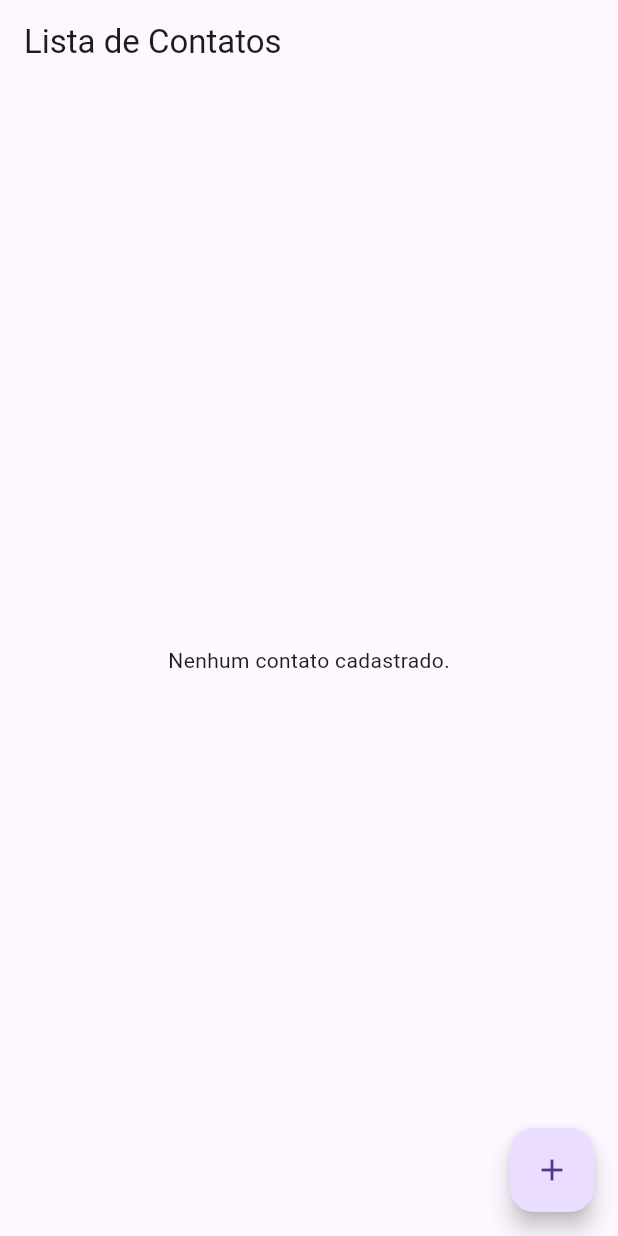
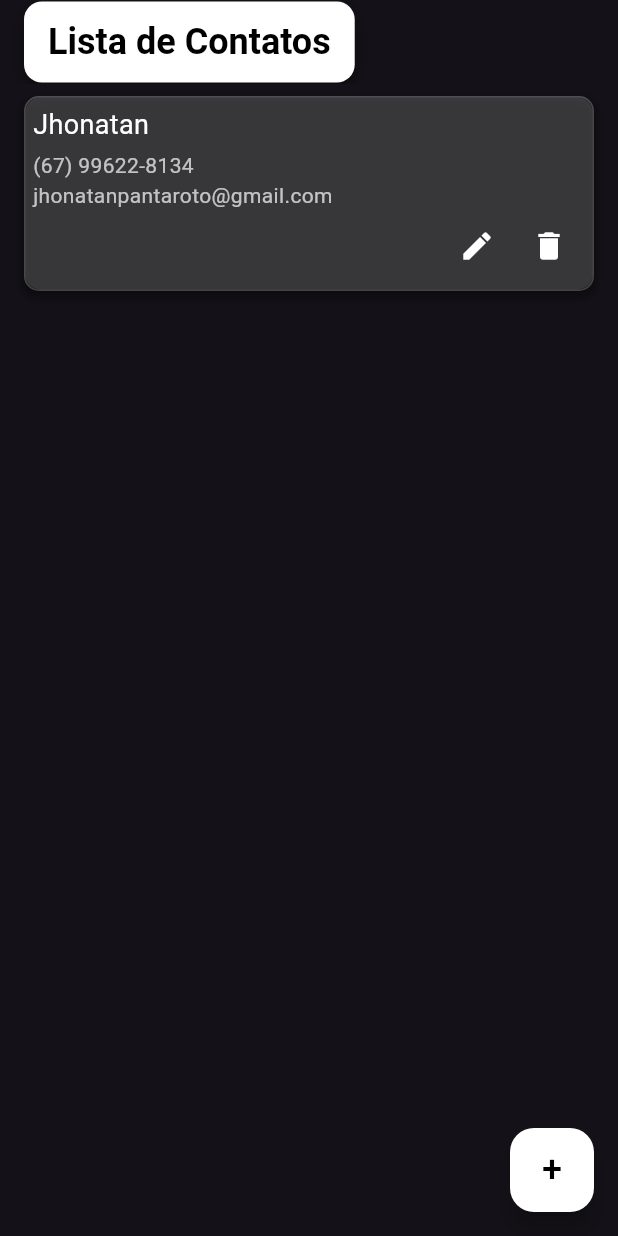
Before and after one commit to J-Pantaroto/TrabalhoFlutter, a Flutter app: the screen it shows after launch, on a phone screen of 412 x 824 dp. Run offline on Flutter 3.47's test engine with Material 3 defaults, Android fonts, the phone set to English and light mode, and no system bars; our stand-ins replace flutter_masked_text2.

```diff
--- a/lib/controller/contato_controller.dart
+++ b/lib/controller/contato_controller.dart
@@ -4,7 +4,9 @@ import '../model/lista_contatos.dart';
 class ContatoController {
   final ListaContatos _listaContatos;
 
-  ContatoController(this._listaContatos);
+  ContatoController(this._listaContatos) {
+    _inicializarContatos();
+  }
 
   void adicionarContato(Contato contato) {
     _listaContatos.adicionarContato(contato);
@@ -21,4 +23,13 @@ class ContatoController {
   List<Contato> getContatos() {
     return _listaContatos.getContatos();
   }
+
+  void _inicializarContatos() {
+    // Adiciona um contato padrão
+    _listaContatos.adicionarContato(Contato(
+      nome: "Jhonatan",
+      telefone: "(67) 99622-8134",
+      email: "jhonatanpantaroto@gmail.com",
+    ));
+  }
 }
--- a/lib/main.dart
+++ b/lib/main.dart
@@ -16,10 +16,8 @@ class MyApp extends StatelessWidget {
     return MaterialApp(
       debugShowCheckedModeBanner: false,
       title: 'Agenda de Contatos',
-      theme: ThemeData(
-        primarySwatch: Colors.blue,
-        visualDensity: VisualDensity.adaptivePlatformDensity,
-      ),
+      theme: ThemeData.dark(),
+      themeMode: ThemeMode.dark,
       home: Listar(controller: contatoController),
     );
   }
--- a/lib/view/listar.dart
+++ b/lib/view/listar.dart
@@ -12,14 +12,48 @@ class Listar extends StatefulWidget {
 }
 
 class _ListarState extends State<Listar> {
+  bool _isHovered = false;
+  bool _isFabHovered = false;
+
   @override
   Widget build(BuildContext context) {
     return Scaffold(
       appBar: AppBar(
-        title: Text('Lista de Contatos'),
+        title: Container(
+          decoration: BoxDecoration(
+            color: Colors.white,
+            borderRadius: BorderRadius.circular(12),
+            boxShadow: [
+              BoxShadow(
+                color: Colors.black.withOpacity(0.4),
+                blurRadius: 8,
+                offset: Offset(0, 4),
+              ),
+            ],
+          ),
+          padding: EdgeInsets.symmetric(horizontal: 16, vertical: 12),
+          child: Text(
+            'Lista de Contatos',
+            style: TextStyle(
+              color: Colors.black, // Texto preto
+              fontSize: 24,
+              fontWeight: FontWeight.bold,
+            ),
+          ),
+        ),
       ),
       body: Listagem(controller: widget.controller),
-      floatingActionButton: FloatingActionButton(
+      floatingActionButton: MouseRegion(
+        onEnter: (_) => setState(() {
+          _isFabHovered = true;
+        }),
+        onExit: (_) => setState(() {
+          _isFabHovered = false;
+        }),
+        child: AnimatedScale(
+          scale: _isFabHovered ? 1.2 : 1.0,
+          duration: Duration(milliseconds: 200),
+          child: FloatingActionButton(
             onPressed: () async {
               final result = await Navigator.push(
                 context,
@@ -34,25 +68,29 @@ class _ListarState extends State<Listar> {
                 setState(() {});
               }
             },
-        child: Icon(Icons.add),
+            backgroundColor: Colors.white,
+            child: Text(
+              '+',
+              style: TextStyle(
+                color: Colors.black,
+                fontSize: 24,
+              ),
+            ),
+          ),
+        ),
       ),
     );
   }
 }
 
-class Listagem extends StatefulWidget {
+class Listagem extends StatelessWidget {
   final ContatoController controller;
 
   Listagem({Key? key, required this.controller}) : super(key: key);
 
   @override
-  _ListagemState createState() => _ListagemState();
-}
-
-class _ListagemState extends State<Listagem> {
-  @override
   Widget build(BuildContext context) {
-    final contatos = widget.controller.getContatos();
+    final contatos = controller.getContatos();
 
     if (contatos.isEmpty) {
       return Center(child: Text('Nenhum contato cadastrado.'));
@@ -63,63 +101,117 @@ class _ListagemState extends State<Listagem> {
       itemBuilder: (context, index) {
         var contato = contatos[index];
 
-        return ListTile(
-          title: Text(contato.nome),
-          subtitle:
-              Text('Telefone: ${contato.telefone} - Email:${contato.email}'),
-          trailing: Row(
-            mainAxisSize: MainAxisSize.min,
+        return HoverContainer(
+          child: Container(
+            padding: EdgeInsets.all(5),
+            decoration: BoxDecoration(
+              color: Colors.white.withOpacity(0.1),
+              borderRadius: BorderRadius.circular(10),
+              boxShadow: [
+                BoxShadow(
+                  color: Colors.black.withOpacity(0.2),
+                  spreadRadius: 2,
+                  blurRadius: 4,
+                  offset: Offset(0, 3),
+                ),
+              ],
+              border: Border.all(
+                color: Colors.transparent,
+                width: 0,
+              ),
+            ),
+            child: Column(
+              crossAxisAlignment: CrossAxisAlignment.start,
+              children: [
+                Text(
+                  contato.nome,
+                  style: TextStyle(color: Colors.white, fontSize: 18),
+                ),
+                SizedBox(height: 4),
+                Text(
+                  contato.telefone,
+                  style: TextStyle(color: Colors.white70),
+                ),
+                Text(
+                  contato.email,
+                  style: TextStyle(color: Colors.white70),
+                ),
+                Row(
+                  mainAxisAlignment: MainAxisAlignment.end,
                   children: [
                     IconButton(
-                icon: Icon(Icons.edit, color: Colors.blue),
-                onPressed: () async {
-                  final result = await Navigator.push(
-                    context,
-                    MaterialPageRoute(
-                      builder: (context) => Cadastro(
-                        controller: widget.controller,
-                        index: index,
-                      ),
-                    ),
-                  );
-                  if (result == true) {
-                    setState(() {}); // Atualiza a lista após edição
-                  }
-                },
+                      icon: Icon(Icons.edit, color: Colors.white),
+                      onPressed: () {},
                     ),
                     IconButton(
-                icon: Icon(Icons.delete, color: Colors.red),
-                onPressed: () {
-                  showDialog(
-                    context: context,
-                    builder: (context) => AlertDialog(
-                      title: Text('Remover Contato'),
-                      content:
-                          Text('Tem certeza que deseja remover este contato?'),
-                      actions: [
-                        TextButton(
-                          onPressed: () => Navigator.pop(context),
-                          child: Text('Cancelar'),
-                        ),
-                        TextButton(
-                          onPressed: () {
-                            setState(() {
-                              widget.controller.removerContato(index);
-                            });
-                            Navigator.pop(context); // Fecha o diálogo
-                          },
-                          child: Text('Remover',
-                              style: TextStyle(color: Colors.red)),
+                      icon: Icon(Icons.delete, color: Colors.white),
+                      onPressed: () {},
                     ),
                   ],
                 ),
-                  );
-                },
+              ],
             ),
-            ],
           ),
         );
       },
     );
   }
 }
+
+class HoverContainer extends StatefulWidget {
+  final Widget child;
+
+  HoverContainer({required this.child});
+
+  @override
+  _HoverContainerState createState() => _HoverContainerState();
+}
+
+class _HoverContainerState extends State<HoverContainer> {
+  bool _isHovered = false;
+
+  @override
+  Widget build(BuildContext context) {
+    return MouseRegion(
+      onEnter: (_) => setState(() {
+        _isHovered = true;
+      }),
+      onExit: (_) => setState(() {
+        _isHovered = false;
+      }),
+      child: AnimatedContainer(
+        duration: Duration(milliseconds: 200),
+        transform:
+            _isHovered ? Matrix4.identity().scaled(1.01) : Matrix4.identity(),
+        margin: EdgeInsets.symmetric(vertical: 8, horizontal: 16),
+        decoration: BoxDecoration(
+          color: Colors.white.withOpacity(0.1),
+          borderRadius: BorderRadius.circular(10),
+          boxShadow: _isHovered
+              ? [
+                  BoxShadow(
+                    color: const Color.fromARGB(255, 105, 107, 109)
+                        .withOpacity(0.4),
+                    spreadRadius: 3,
+                    blurRadius: 6,
+                    offset: Offset(0, 3),
+                  ),
+                ]
+              : [
+                  BoxShadow(
+                    color: Colors.black.withOpacity(0.2),
+                    spreadRadius: 2,
+                    blurRadius: 4,
+                    offset: Offset(0, 3),
+                  ),
+                ],
+          border: Border.all(
+            color: Colors.white.withOpacity(0.2),
+            width: 1,
+          ),
+        ),
+        child: widget.child,
+      ),
+    );
+  }
+}
```
Lines whose indentation alone changed are shown as unchanged.
